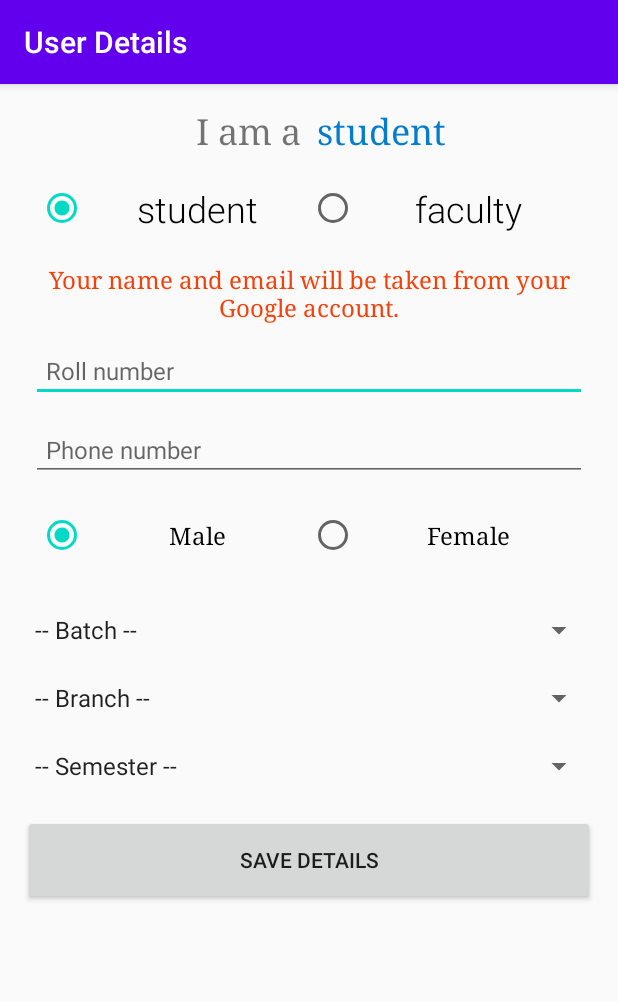
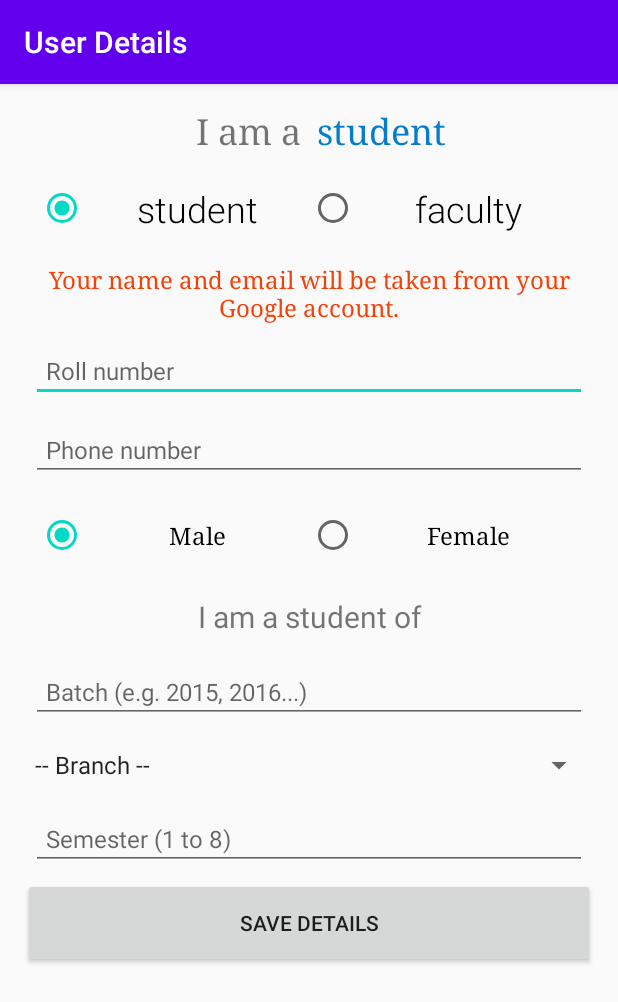
Before and after one commit to tarunlahrod/Student-Evaluation-Project, an Android app: the AddUserDetailsActivity screen opened directly, with no data from a screen before it, after a tap on "student", on a phone screen of 412 x 824 dp. Shown: the top 1002 px of the screen. Run offline under Robolectric (Android 15) with nearby library versions, the phone set to English and light mode, and no system bars; our stand-ins replace Firebase (no records; nobody signed in at launch, a user with empty details on screens opened directly).

Commit message:
User details UI modified and Details are now updated to the Firebase Database.

```diff
--- a/app/src/main/java/com/example/studentevaluationproject/AddUserDetailsActivity.java
+++ b/app/src/main/java/com/example/studentevaluationproject/AddUserDetailsActivity.java
@@ -5,9 +5,11 @@ import androidx.appcompat.app.AppCompatActivity;
 import android.content.Context;
 import android.content.Intent;
 import android.os.Bundle;
+import android.util.Log;
 import android.view.Gravity;
 import android.view.LayoutInflater;
 import android.view.View;
+import android.widget.AdapterView;
 import android.widget.ArrayAdapter;
 import android.widget.Button;
 import android.widget.EditText;
@@ -20,22 +22,27 @@ import android.widget.Spinner;
 import android.widget.TextView;
 import android.widget.Toast;
 
+import com.google.firebase.auth.FirebaseAuth;
+import com.google.firebase.auth.FirebaseUser;
+
 import org.w3c.dom.Text;
 
-public class AddUserDetailsActivity extends AppCompatActivity {
-
-    UserProfile user = new UserProfile();
+public class AddUserDetailsActivity extends AppCompatActivity implements AdapterView.OnItemSelectedListener {
 
     ScrollView containerScrollView;
-    EditText rollEditText, phoneEditText;
-    Spinner studentBatchSpinner, studentBranchSpinner, studentSemesterSpinner, classAdvBranchSpinner, classAdvSemesterSpinner;
-    RadioGroup postRadioGroup;
-    RadioButton radioButton;
+    EditText rollEditText, phoneEditText, batchEditText, semesterEditText;
+    Spinner branchSpinner;
+    RadioGroup postRadioGroup, genderRadioGroup;
+    RadioButton postRadioButton, genderRadioButton;
     Button saveDetailsButton;
     TextView classAdvTextView, optionTextView;
-    LinearLayout studentLayout, classAdvLayout;
 
-    ArrayAdapter<CharSequence> batchAdapter, semesterAdapter, branchAdapter;
+    ArrayAdapter<CharSequence> branchAdapter;
+
+    // entered values
+    String user_name, user_email, user_roll, user_phone, user_gender, user_batch, user_branch, user_semester, user_post;
+
+    String branchValue;
 
     @Override
     protected void onCreate(Bundle savedInstanceState) {
@@ -48,61 +55,128 @@ public class AddUserDetailsActivity extends AppCompatActivity {
         rollEditText = (EditText) findViewById(R.id.rollEditText);
         phoneEditText = (EditText) findViewById(R.id.phoneEditText);
         postRadioGroup = (RadioGroup) findViewById(R.id.postRadioGroup);
-        studentBatchSpinner = (Spinner) findViewById(R.id.studentBatchSpinner);
-        studentBranchSpinner = (Spinner) findViewById(R.id.studentBranchSpinner);
-        studentSemesterSpinner = (Spinner) findViewById(R.id.studentSemesterSpinner);
-        classAdvBranchSpinner = (Spinner) findViewById(R.id.classAdvBranchSpinner);
-        classAdvSemesterSpinner = (Spinner) findViewById(R.id.classAdvSemesterSpinner);
-        studentLayout = (LinearLayout) findViewById(R.id.studentLayout);
-        classAdvLayout = (LinearLayout) findViewById(R.id.classAdvLayout);
+        genderRadioGroup = (RadioGroup) findViewById(R.id.genderRadioGroup);
+        batchEditText = (EditText) findViewById(R.id.batchEditText);
+        branchSpinner = (Spinner) findViewById(R.id.branchSpinner);
+        semesterEditText = (EditText) findViewById(R.id.semesterEditText);
         classAdvTextView = (TextView) findViewById(R.id.classAdvTextView);
         saveDetailsButton = (Button) findViewById(R.id.saveDetailsButton);
 
-        // adding the resource arrays to the adapters
-        batchAdapter = ArrayAdapter.createFromResource(this, R.array.batch_values, android.R.layout.simple_spinner_item);
+        int radioId = postRadioGroup.getCheckedRadioButtonId();
+        postRadioButton = (RadioButton) findViewById(radioId);
+        user_post = postRadioButton.getText().toString();
+
+        // adding the resource arrays to the adapter
         branchAdapter = ArrayAdapter.createFromResource(this, R.array.branch_values, android.R.layout.simple_spinner_item);
-        semesterAdapter = ArrayAdapter.createFromResource(this, R.array.semesters_values, android.R.layout.simple_spinner_item);
+        branchAdapter.setDropDownViewResource(android.R.layout.simple_spinner_dropdown_item);
+        branchSpinner.setAdapter(branchAdapter);
+        branchSpinner.setOnItemSelectedListener(this);
 
-        // adding the dropdown view to the adapters
-        batchAdapter.setDropDownViewResource(android.R.layout.simple_spinner_dropdown_item);
-        branchAdapter.setDropDownViewResource(android.R.layout.simple_spinner_dropdown_item);
-        semesterAdapter.setDropDownViewResource(android.R.layout.simple_spinner_dropdown_item);
+        saveDetailsButton.setOnClickListener(new View.OnClickListener() {
+            @Override
+            public void onClick(View v) {
+                if(allDetailsAreFilledCorrectly()) {
 
-        // adding the adapters to the spinners
-        studentBatchSpinner.setAdapter(batchAdapter);
-        studentBranchSpinner.setAdapter(branchAdapter);
-        studentSemesterSpinner.setAdapter(semesterAdapter);
-        classAdvBranchSpinner.setAdapter(branchAdapter);
-        classAdvSemesterSpinner.setAdapter(semesterAdapter);
+                    // add user details to the user profile object
+                    FirebaseUser firebaseUser;
+                    firebaseUser = FirebaseAuth.getInstance().getCurrentUser();
+                    user_name = firebaseUser.getDisplayName();
+                    user_email = firebaseUser.getEmail();
 
-        // remove faculty elements initially
-        classAdvTextView.setVisibility(View.GONE);
-        classAdvLayout.setVisibility(View.GONE);
+                    UserProfile userProfile = new UserProfile(user_roll, user_name, user_gender, user_phone, user_email,user_branch, user_semester, user_batch, user_post);
+                    userProfile.addUserToFirebase();
+                    Toast.makeText(getApplicationContext(), "Details updated", Toast.LENGTH_SHORT).show();
+                }
+            }
+        });
     }
 
     public void onRadioButtonClicked(View view) {
         int radioId = postRadioGroup.getCheckedRadioButtonId();
-        radioButton = (RadioButton) findViewById(radioId);
-        String post = radioButton.getText().toString();
+        postRadioButton = (RadioButton) findViewById(radioId);
+        user_post = postRadioButton.getText().toString();
 
-        optionTextView.setText(post);
+        optionTextView.setText(user_post);
 
-        if(post.equals("student")) {
-            // remove faculty elements
-            classAdvTextView.setVisibility(View.GONE);
-            classAdvLayout.setVisibility(View.GONE);
-
-            // add student elements
-            studentLayout.setVisibility(View.VISIBLE);
+        if(user_post.equals("student")) {
+            classAdvTextView.setText("I am a student of");
         }
         else {
-            // remove student elements
-            studentLayout.setVisibility(View.GONE);
-
-            // add faculty elements
-            classAdvTextView.setVisibility(View.VISIBLE);
-            classAdvLayout.setVisibility(View.VISIBLE);
-
+            classAdvTextView.setText("I am Class Advisor of");
         }
     }
+
+    public void generateToast(String msg) {
+        Toast.makeText(getApplicationContext(), msg, Toast.LENGTH_SHORT).show();
+    }
+
+    public boolean allDetailsAreFilledCorrectly() {
+
+        if(rollEditText.getText().toString().isEmpty()) {
+            generateToast("Enter roll no");
+            return false;
+        }
+        else {
+            user_roll = rollEditText.getText().toString();
+        }
+
+        if(phoneEditText.getText().toString().length() != 10) {
+            generateToast("Enter phone number correctly");
+            return false;
+        }
+        else {
+            user_phone = phoneEditText.getText().toString();
+        }
+
+        // getting user's gender
+        int genderRadioId = genderRadioGroup.getCheckedRadioButtonId();
+        genderRadioButton = findViewById(genderRadioId);
+        user_gender = genderRadioButton.getText().toString();
+
+
+        String batch = batchEditText.getText().toString();
+        if(batch.isEmpty()) {
+            generateToast("Enter a batch");
+            return false;
+        }
+
+        int batchYear = Integer.parseInt(batch);
+        if(batchYear < 2016 || batchYear > 2020) {
+            generateToast("Enter a valid batch");
+            return false;
+        }
+        else {
+            user_batch = batch;
+        }
+
+        String semester = semesterEditText.getText().toString();
+        int semesterValue = Integer.parseInt(semester);
+        if(semesterValue < 1 || semesterValue > 8) {
+            generateToast("Enter a valid semester");
+            return false;
+        }
+        else {
+            user_semester = semester;
+        }
+
+        if(branchValue.equals("-- Branch --")) {
+            generateToast("Select a branch");
+            return false;
+        }
+        else {
+            user_branch = branchValue;
+        }
+
+        return true;
+    }
+
+    @Override
+    public void onItemSelected(AdapterView<?> parent, View view, int position, long id) {
+        branchValue = parent.getItemAtPosition(position).toString();
+    }
+
+    @Override
+    public void onNothingSelected(AdapterView<?> parent) {
+
+    }
 }
--- a/app/src/main/res/layout/activity_add_user_details.xml
+++ b/app/src/main/res/layout/activity_add_user_details.xml
@@ -144,64 +144,42 @@
                     android:textAlignment="center"/>
             </RadioGroup>
 
-            <LinearLayout
-                android:id="@+id/studentLayout"
+            <TextView
+                android:id="@+id/classAdvTextView"
                 android:layout_width="match_parent"
                 android:layout_height="wrap_content"
-                android:layout_marginBottom="10dp"
-                android:layout_marginTop="10dp"
-                android:orientation="vertical">
+                android:text="I am a student of"
+                android:textSize="20sp"
+                android:padding="10dp"
+                android:textAlignment="center"
+                android:fontFamily="sans-serif"/>
+
+            <EditText
+                android:id="@+id/batchEditText"
+                android:layout_width="match_parent"
+                android:layout_height="wrap_content"
+                android:hint="Batch (e.g. 2015, 2016...)"
+                android:inputType="number"
+                android:textSize="16sp"
+                android:padding="10dp"
+                android:layout_margin="5dp"/>
 
             <Spinner
-                android:id="@+id/studentBatchSpinner"
-                android:layout_width="match_parent"
-                android:layout_height="45dp"
-                android:prompt="@string/batch_spinner_prompt"                />
-
-            <Spinner
-                android:id="@+id/studentBranchSpinner"
+                android:id="@+id/branchSpinner"
                 android:layout_width="match_parent"
                 android:layout_height="45dp"
                 android:prompt="@string/branch_spinner_prompt"/>
 
-            <Spinner
-                android:id="@+id/studentSemesterSpinner"
-                android:layout_width="match_parent"
-                android:layout_height="45dp"
-                android:prompt="@string/semester_spinner_prompt"/>
 
-            </LinearLayout>
-
-
-            <TextView
-                android:id="@+id/classAdvTextView"
+            <EditText
+                android:id="@+id/semesterEditText"
                 android:layout_width="match_parent"
                 android:layout_height="wrap_content"
-                android:text="Class Advisor of"
+                android:hint="Semester (1 to 8)"
+                android:inputType="number"
                 android:textSize="16sp"
                 android:padding="10dp"
-                android:fontFamily="serif"/>
-
-            <LinearLayout
-                android:id="@+id/classAdvLayout"
-                android:layout_width="match_parent"
-                android:layout_height="50dp"
-                android:layout_margin="5dp">
-
-                <Spinner
-                    android:id="@+id/classAdvBranchSpinner"
-                    android:layout_width="match_parent"
-                    android:layout_height="match_parent"
-                    android:layout_weight="1"
-                    android:prompt="@string/branch_spinner_prompt"/>
-
-                <Spinner
-                    android:id="@+id/classAdvSemesterSpinner"
-                    android:layout_width="match_parent"
-                    android:layout_height="match_parent"
-                    android:layout_weight="1"
-                    android:prompt="@string/semester_spinner_prompt"/>
-            </LinearLayout>
+                android:layout_margin="5dp"/>
 
             <Button
                 android:id="@+id/saveDetailsButton"
@@ -209,7 +187,6 @@
                 android:layout_height="60dp"
                 android:text="Save Details" />
 
-
         </LinearLayout>
     </ScrollView>
 </androidx.constraintlayout.widget.ConstraintLayout>
```
Also changed, not shown: app/src/main/java/com/example/studentevaluationproject/UserProfile.java (+22 -49 lines).
